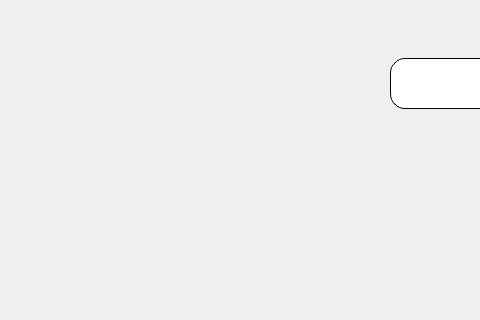
Above: checkprerequisites.ui from 0Abdalla0/courseRegistration before the change; both pictures show x 0 to 480 and y 352 to 672 of the 1363 by 672 pixel window. Below: the same form after it.
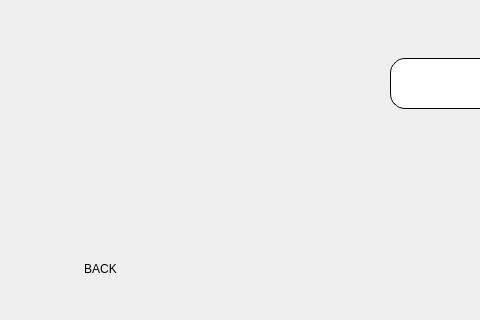
That is the form after the change. Icons and pictures are not drawn.

What changed in the file:
```diff
--- a/checkprerequisites.ui
+++ b/checkprerequisites.ui
@@ -52,6 +52,27 @@
 color:black;</string>
    </property>
   </widget>
+  <widget class="QPushButton" name="backBTN">
+   <property name="geometry">
+    <rect>
+     <x>50</x>
+     <y>600</y>
+     <width>101</width>
+     <height>41</height>
+    </rect>
+   </property>
+   <property name="styleSheet">
+    <string notr="true">background-image: url(:/imgs/images/white.jpg);
+color:black;
+border:none;
+font: 18pt &quot;Segoe UI&quot;;
+border-radius:15%;
+</string>
+   </property>
+   <property name="text">
+    <string>BACK</string>
+   </property>
+  </widget>
  </widget>
  <resources/>
  <connections/>
```
